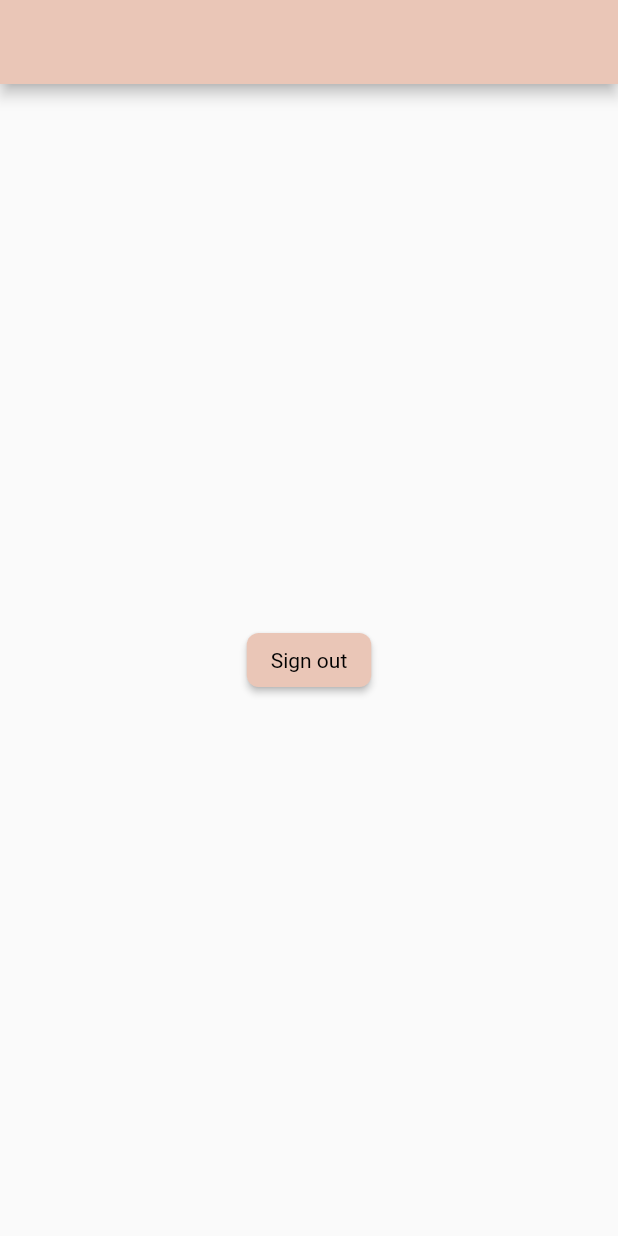
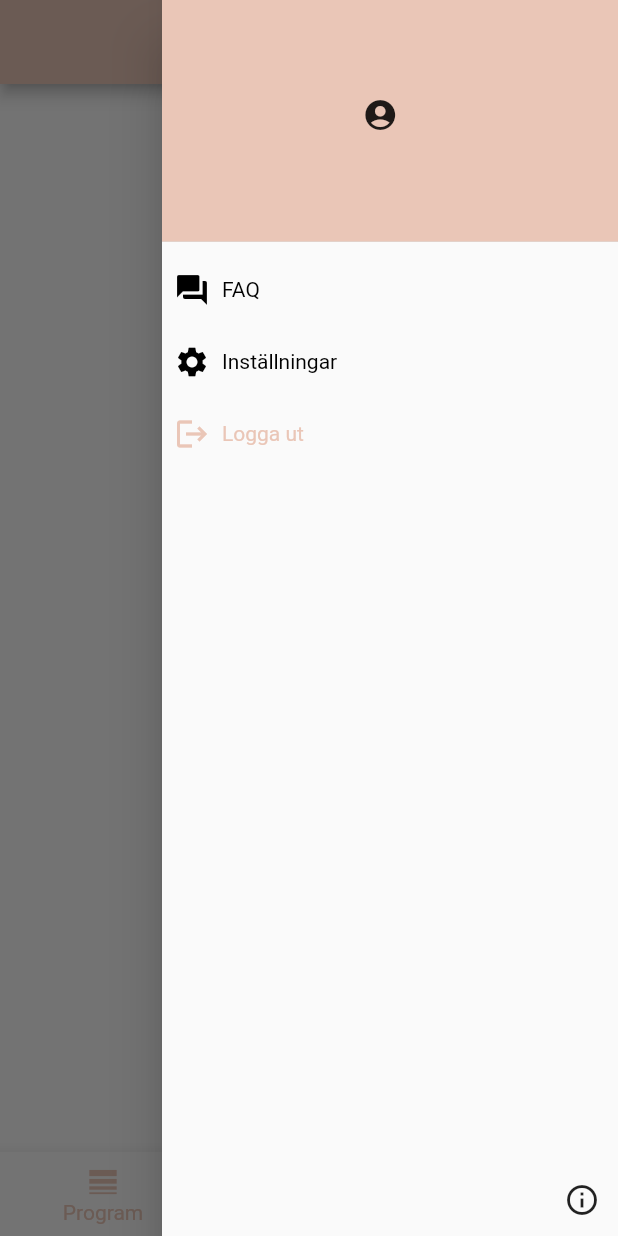
Before and after one commit to manticae/fitness_app, a Flutter app: the screen it shows once a user with an empty profile is signed in, with the side drawer open (before the commit the screen has no drawer), on a phone screen of 412 x 824 dp. Run offline on Flutter 3.47's test engine with Material 2 defaults, Android fonts, the phone set to English and light mode, and no system bars; our stand-ins replace cloud_firestore, firebase_auth, firebase_core, google_fonts; accounts and stored records are empty.

```diff
--- a/lib/design/app_theme.dart
+++ b/lib/design/app_theme.dart
@@ -4,8 +4,9 @@ import './theme_colors.dart';
 
 class AppTheme {
   final _primaryColor = ThemeColors.primary;
-  final _secondaryColor = ThemeColors.secondary;
+  // final _secondaryColor = ThemeColors.secondary;
   final _primaryFont = GoogleFonts.merriweatherSans();
+  // final _primaryFont = GoogleFonts.rubikBeastly();
 
   ThemeData get appTheme {
     return ThemeData(
@@ -14,6 +15,8 @@ class AppTheme {
       textTheme: TextTheme(
         headline1: _primaryFont,
         headline4: _primaryFont,
+        headline6: _primaryFont,
+        bodyText1: _primaryFont,
       ),
       inputDecorationTheme: InputDecorationTheme(
         border: OutlineInputBorder(
@@ -36,6 +39,11 @@ class AppTheme {
           ),
         ),
       ),
+      textButtonTheme: TextButtonThemeData(
+        style: TextButton.styleFrom(
+          textStyle: _primaryFont,
+        ),
+      ),
       cardTheme: CardTheme(
         shape: RoundedRectangleBorder(
           borderRadius: BorderRadius.circular(12.0),
--- a/lib/main.dart
+++ b/lib/main.dart
@@ -3,9 +3,12 @@ import 'package:flutter/material.dart';
 import 'package:firebase_core/firebase_core.dart';
 import 'package:provider/provider.dart';
 
+import '../screens/settings_screen.dart';
+import '../screens/faq_screen.dart';
+import './screens/admin_screen.dart';
 import './design/app_theme.dart';
 import './screens/home_screen.dart';
-import './providers/authentication_provider.dart';
+import './utils/authentication_provider.dart';
 import './screens/login_screen.dart';
 
 void main() async {
@@ -34,9 +37,16 @@ class FitnessApp extends StatelessWidget {
         )
       ],
       child: MaterialApp(
+        debugShowCheckedModeBanner: false,
         title: 'Fitness App',
         theme: AppTheme().appTheme,
-        home: const AuthenticationWrapper(),
+        initialRoute: '/',
+        routes: {
+          '/': (context) => const AuthenticationWrapper(),
+          '/admin': (context) => const AdminScreen(),
+          '/FAQ': (context) => const FAQScreen(),
+          '/settings': (context) => const SettingsScreen(),
+        },
       ),
     );
   }
--- /dev/null
+++ b/lib/models/user_data.dart
@@ -0,0 +1,14 @@
+class UserData {
+  final String uid;
+  final String role;
+  final String email;
+  final String firstName;
+  final String lastName;
+  UserData({
+    required this.uid,
+    required this.email,
+    required this.firstName,
+    required this.lastName,
+    required this.role,
+  });
+}
--- a/lib/screens/home_screen.dart
+++ b/lib/screens/home_screen.dart
@@ -1,21 +1,70 @@
 import 'package:flutter/material.dart';
-import 'package:provider/provider.dart';
-import '../providers/authentication_provider.dart';
 
-class HomeScreen extends StatelessWidget {
+import '../screens/contact_screen.dart';
+import '../screens/diet_screen.dart';
+import '../screens/program_screen.dart';
+import '../widgets/app_drawer.dart';
+
+class HomeScreen extends StatefulWidget {
   const HomeScreen({Key? key}) : super(key: key);
+
+  @override
+  State<HomeScreen> createState() => _HomeScreenState();
+}
+
+class _HomeScreenState extends State<HomeScreen> {
+  int _selectedIndex = 0;
+
+  static const List<Widget> _screens = <Widget>[
+    ProgramScreen(),
+    DietScreen(),
+    ContactScreen(),
+  ];
+
+  void _onItemTapped(int index) {
+    setState(() {
+      _selectedIndex = index;
+    });
+  }
 
   @override
   Widget build(BuildContext context) {
     return Scaffold(
       appBar: AppBar(),
+      endDrawer: const Appdrawer(),
       body: Center(
-        child: ElevatedButton(
-          onPressed: () {
-            context.read<AuthenticationProvider>().signOut();
-          },
-          child: const Text("Sign out"),
-        ),
+        child: _screens.elementAt(_selectedIndex),
+      ),
+      bottomNavigationBar: BottomNavigationBar(
+        items: const <BottomNavigationBarItem>[
+          BottomNavigationBarItem(
+            icon: Icon(
+              Icons.line_weight,
+            ),
+            label: 'Program',
+          ),
+          BottomNavigationBarItem(
+            icon: Icon(
+              Icons.fastfood_outlined,
+            ),
+            activeIcon: Icon(
+              Icons.fastfood,
+            ),
+            label: 'Kost',
+          ),
+          BottomNavigationBarItem(
+            icon: Icon(
+              Icons.messenger_outline,
+            ),
+            activeIcon: Icon(
+              Icons.messenger_rounded,
+            ),
+            label: 'kontakt',
+          ),
+        ],
+        currentIndex: _selectedIndex,
+        // selectedItemColor: Colors.amber[800],
+        onTap: _onItemTapped,
       ),
     );
   }
--- a/lib/screens/login_screen.dart
+++ b/lib/screens/login_screen.dart
@@ -1,10 +1,12 @@
-import 'package:fitness_app/design/theme_colors.dart';
-import 'package:fitness_app/providers/authentication_provider.dart';
 import 'package:flutter/material.dart';
 import 'package:provider/provider.dart';
 
+import '../design/theme_colors.dart';
+import '../utils/authentication_provider.dart';
+
 class LoginScreen extends StatelessWidget {
   LoginScreen({Key? key}) : super(key: key);
+
   final emailController = TextEditingController();
   final passwordController = TextEditingController();
 
--- /dev/null
+++ b/lib/screens/program_screen.dart
@@ -0,0 +1,12 @@
+import 'package:flutter/material.dart';
+
+class ProgramScreen extends StatelessWidget {
+  const ProgramScreen({Key? key}) : super(key: key);
+
+  @override
+  Widget build(BuildContext context) {
+    return const Center(
+      child: Text("Program sida"),
+    );
+  }
+}
--- /dev/null
+++ b/lib/widgets/app_drawer.dart
@@ -0,0 +1,219 @@
+import 'package:cloud_firestore/cloud_firestore.dart';
+import 'package:firebase_auth/firebase_auth.dart';
+import 'package:fitness_app/models/user_data.dart';
+import 'package:fitness_app/utils/storage_provider.dart';
+import 'package:flutter/material.dart';
+import 'package:provider/provider.dart';
+// import 'package:firebase_storage/firebase_storage.dart';
+
+import '../utils/authentication_provider.dart';
+import '../design/theme_colors.dart';
+
+class Appdrawer extends StatefulWidget {
+  const Appdrawer({Key? key}) : super(key: key);
+
+  @override
+  State<Appdrawer> createState() => _AppdrawerState();
+}
+
+class _AppdrawerState extends State<Appdrawer> {
+  final StorageProvider _storageProvider = StorageProvider();
+
+  @override
+  Widget build(BuildContext context) {
+    final firebaseUser = context.watch<User?>();
+
+    return Drawer(
+      child: FutureBuilder<UserData?>(
+        future: _storageProvider.getUserdata(uid: firebaseUser!.uid),
+        builder: (BuildContext context, AsyncSnapshot<UserData?> snapshot) {
+          if (snapshot.hasError) {
+            return const Center(
+              child: Text(
+                "Något gick fel, försök igen. Om felet kvarstår kontakta ägaren.",
+              ),
+            );
+          }
+
+          if (snapshot.hasData && snapshot.data == null) {
+            return const Text(
+              "Det saknas information, försök igen. Om felet kvarstår kontakta ägaren.",
+            );
+          }
+
+          if (snapshot.connectionState == ConnectionState.done) {
+            UserData? data = snapshot.data;
+            return data != null
+                ? Column(
+                    children: [
+                      DrawerHeader(
+                        decoration: const BoxDecoration(
+                          color: ThemeColors.primary,
+                        ),
+                        child: Column(
+                          mainAxisAlignment: MainAxisAlignment.center,
+                          children: [
+                            Row(
+                              mainAxisAlignment: MainAxisAlignment.center,
+                              children: [
+                                const Icon(
+                                  Icons.account_circle_rounded,
+                                ),
+                                const SizedBox(
+                                  width: 8.0,
+                                ),
+                                Text(
+                                  '${data.firstName} ${data.lastName}',
+                                  style: Theme.of(context).textTheme.headline6,
+                                ),
+                              ],
+                            ),
+                            Text(
+                              data.email,
+                            ),
+                          ],
+                        ),
+                      ),
+                      data.role == 'admin'
+                          ? TextButton(
+                              onPressed: () {
+                                Navigator.pushNamed(context, '/admin');
+                              },
+                              child: Row(
+                                children: const [
+                                  Icon(
+                                    Icons.create,
+                                    color: Colors.black,
+                                  ),
+                                  SizedBox(
+                                    width: 8.0,
+                                  ),
+                                  Text(
+                                    'Till adminsida',
+                                    style: TextStyle(color: Colors.black),
+                                  ),
+                                ],
+                              ),
+                            )
+                          : const SizedBox(),
+                      TextButton(
+                        onPressed: () {
+                          Navigator.pushNamed(context, '/FAQ');
+                        },
+                        child: Row(
+                          children: const [
+                            Icon(
+                              Icons.question_answer,
+                              color: Colors.black,
+                            ),
+                            SizedBox(
+                              width: 8.0,
+                            ),
+                            Text(
+                              'FAQ',
+                              style: TextStyle(color: Colors.black),
+                            ),
+                          ],
+                        ),
+                      ),
+                      TextButton(
+                        onPressed: () {
+                          Navigator.pushNamed(context, '/settings');
+                        },
+                        child: Row(
+                          children: const [
+                            Icon(
+                              Icons.settings,
+                              color: Colors.black,
+                            ),
+                            SizedBox(
+                              width: 8.0,
+                            ),
+                            Text(
+                              'Inställningar',
+                              style: TextStyle(color: Colors.black),
+                            ),
+                          ],
+                        ),
+                      ),
+                      TextButton(
+                        onPressed: () {
+                          context.read<AuthenticationProvider>().signOut();
+                        },
+                        child: Row(
+                          children: const [
+                            Icon(
+                              Icons.logout,
+                            ),
+                            SizedBox(
+                              width: 8.0,
+                            ),
+                            Text('Logga ut'),
+                          ],
+                        ),
+                      ),
+                      const Expanded(
+                        child: SizedBox(),
+                      ),
+                      Row(
+                        mainAxisAlignment: MainAxisAlignment.end,
+                        children: [
+                          IconButton(
+                            onPressed: () {
+                              showDialog<String>(
+                                context: context,
+                                builder: (BuildContext context) => AlertDialog(
+                                  title: const Text(
+                                    'Manticae',
+                                  ),
+                                  content: Text(
+                                    'version: 1.0.0+1',
+                                    style:
+                                        Theme.of(context).textTheme.bodyText1,
+                                  ),
+                                  actions: <Widget>[
+                                    TextButton(
+                                      onPressed: () =>
+                                          Navigator.pop(context, 'OK'),
+                                      child: const Text('OK'),
+                                    ),
+                                  ],
+                                ),
+                              );
+                            },
+                            icon: const Icon(
+                              Icons.info_outline,
+                            ),
+                          ),
+                        ],
+                      ),
+                    ],
+                  )
+                : TextButton(
+                    onPressed: () {
+                      context.read<AuthenticationProvider>().signOut();
+                    },
+                    child: Row(
+                      children: const [
+                        Icon(
+                          Icons.logout,
+                        ),
+                        SizedBox(
+                          width: 8.0,
+                        ),
+                        Text('Logga ut'),
+                      ],
+                    ),
+                  );
+          }
+
+          return const Center(
+            child: Text(
+              "Hämtar data...",
+            ),
+          );
+        },
+      ),
+    );
+  }
+}
--- a/pubspec.yaml
+++ b/pubspec.yaml
@@ -17,6 +17,7 @@ dependencies:
   google_fonts: ^2.2.0
   firebase_core: ^1.11.0
   firebase_auth: ^3.3.5
+  cloud_firestore: ^3.1.6
 
 dev_dependencies:
   flutter_test:
```
Also changed, not shown: lib/screens/admin_screen.dart (added, +16 -0 lines), lib/screens/contact_screen.dart (added, +12 -0 lines), lib/screens/diet_screen.dart (added, +12 -0 lines), lib/screens/faq_screen.dart (added, +16 -0 lines), lib/screens/settings_screen.dart (added, +16 -0 lines), lib/utils/storage_provider.dart (added, +24 -0 lines), lib/utils/authentication_provider.dart (renamed from lib/providers/authentication_provider.dart), pubspec.lock.
